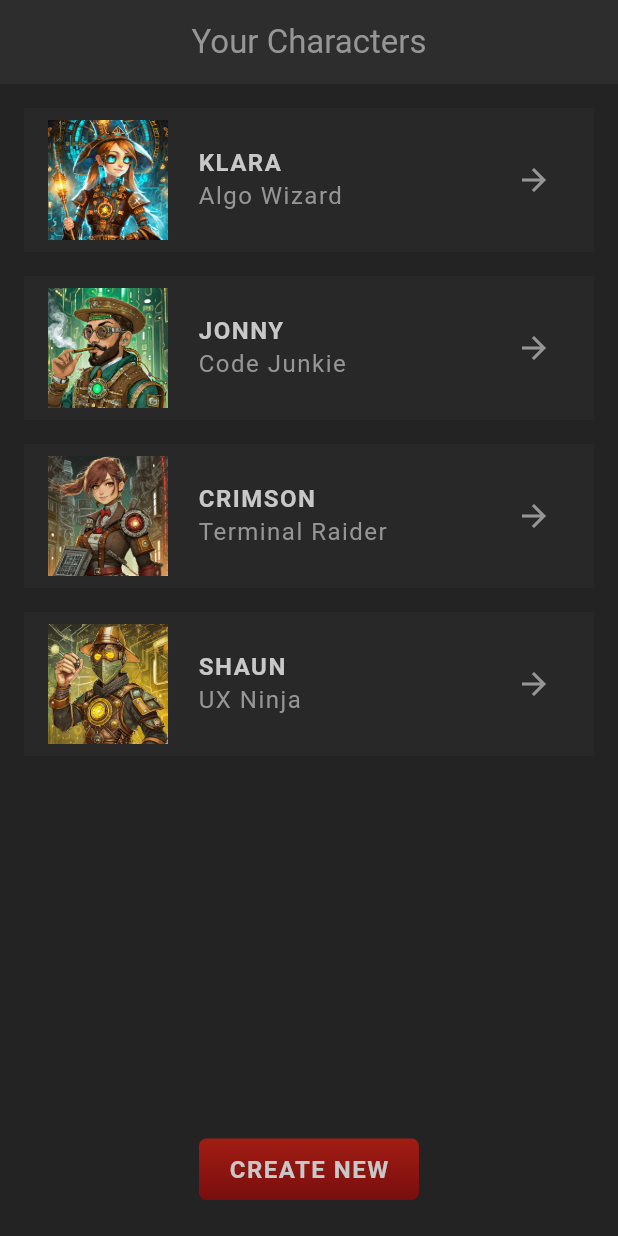
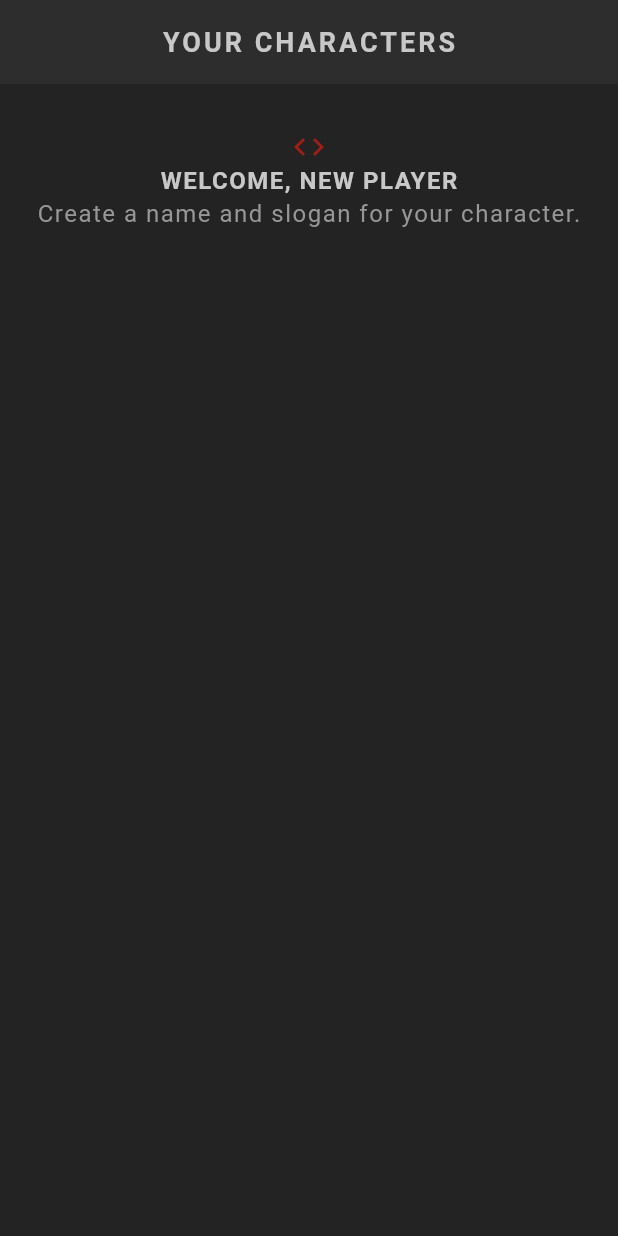
Before and after one commit to CYoon1/flutter_rpg, a Flutter app: the screen it shows after launch, on a phone screen of 412 x 824 dp. Run offline on Flutter 3.47's test engine with Material 3 defaults, Android fonts, the phone set to English and light mode, and no system bars; our stand-ins replace google_fonts; Roboto replaces fonts that are missing (Kanit).

Commit message:
Setting up creation view

```diff
--- a/lib/main.dart
+++ b/lib/main.dart
@@ -1,11 +1,12 @@
 import 'package:flutter/material.dart';
+import 'package:flutter_rpg/screens/create/create.dart';
 import 'package:flutter_rpg/screens/home/home.dart';
 import 'package:flutter_rpg/theme.dart';
 
 void main() {
   runApp(MaterialApp(
     theme: primaryTheme,
-    home: const Home(),
+    home: Create(),
   ));
 }
 
--- /dev/null
+++ b/lib/screens/create/create.dart
@@ -0,0 +1,40 @@
+import 'package:flutter/material.dart';
+import 'package:flutter_rpg/shared/styled_text.dart';
+import 'package:flutter_rpg/theme.dart';
+
+class Create extends StatefulWidget {
+  const Create({super.key});
+
+  @override
+  State<Create> createState() => _CreateState();
+}
+
+class _CreateState extends State<Create> {
+  @override
+  Widget build(BuildContext context) {
+    return Scaffold(
+      appBar: AppBar(
+          title: const StyledTitle('Your Characters'),
+          centerTitle: true,
+        ),
+        body: Container(
+          padding: const EdgeInsets.symmetric(vertical: 30, horizontal: 20),
+          child: Column(
+            children: [
+              // welcome message
+              Center(
+                child: Icon(Icons.code, color: AppColors.primaryColor),
+              ),
+              const Center(
+                child: StyledHeading('Welcome, new player'),
+              ),
+              const Center(
+                child: StyledText('Create a name and slogan for your character.'),
+              ),
+              const SizedBox(height: 30)
+            ],
+          ),
+          )
+    );
+  }
+}
```
